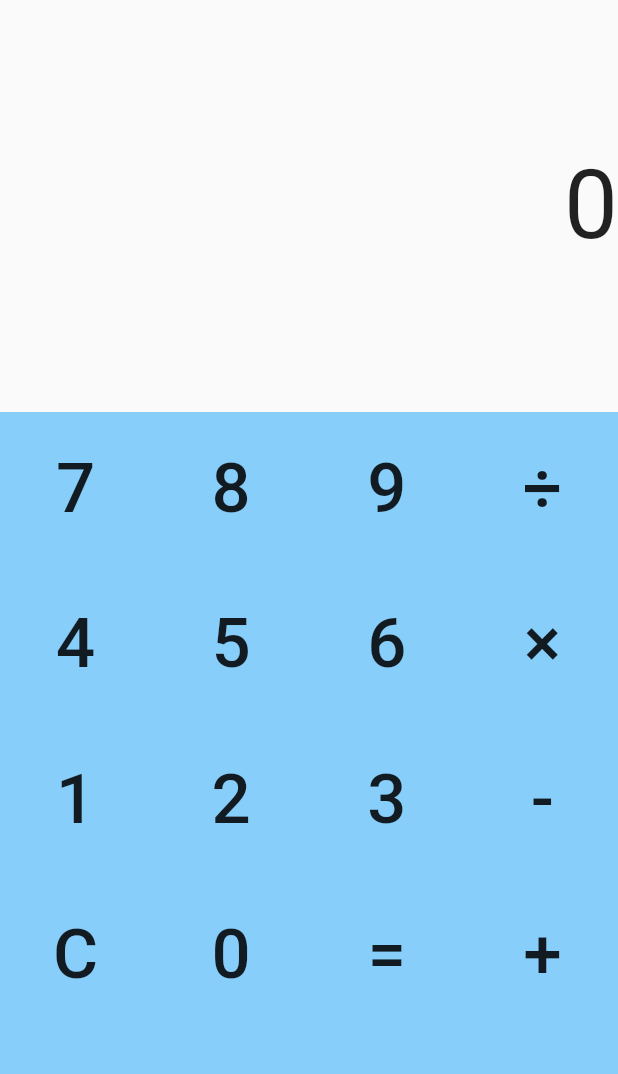
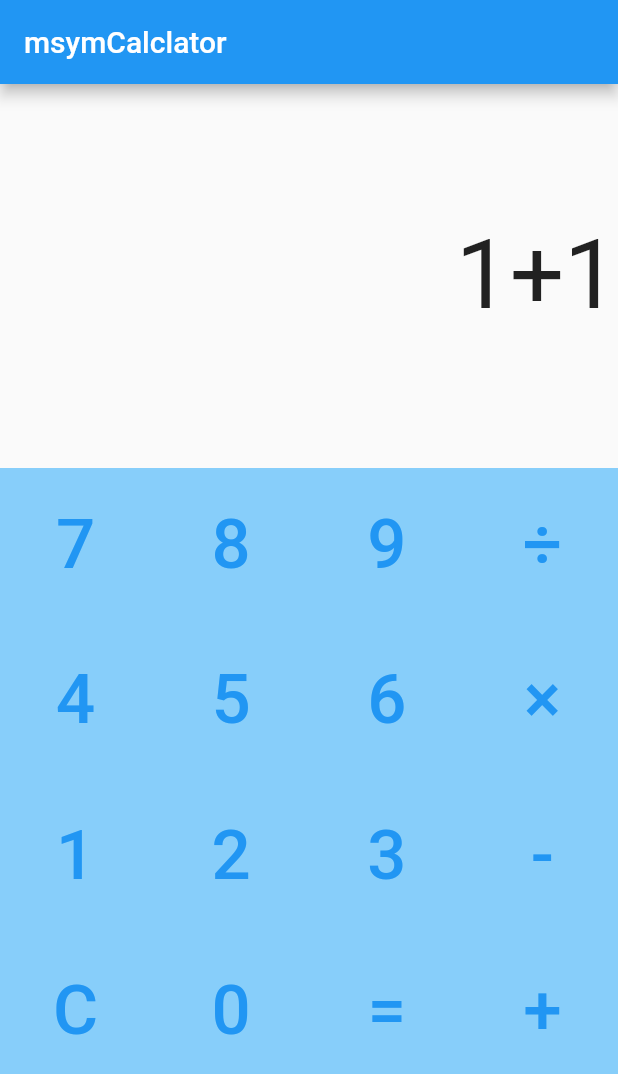
Before and after one commit to mxmx-wsus/calc_app2, a Flutter app: the screen it shows after launch, on a phone screen of 412 x 824 dp. Shown: the top 1074 px of the screen. Run offline on Flutter 3.47's test engine with Material 2 defaults, Android fonts, the phone set to English and light mode, and no system bars.

Commit message:
中途半端だった電卓機能をリセットし、コードの整理をしました。

```diff
--- a/lib/calculation.dart
+++ /dev/null
@@ -1,15 +0,0 @@
-class Calculator{
-
-    var number = new List();
-    var op = new List();
-
-  static void GetKey(String letter){
-    //　TODO キー入力　-> 配列に格納
-  }
-
-  static String Execute(){
-    int result;
-    // TODO 計算処理
-    return result.toString();
-  }
-}
--- /dev/null
+++ b/lib/keybord.dart
@@ -0,0 +1,54 @@
+import 'package:flutter/material.dart';
+
+//==============================================================================
+// キーボード
+class CalcKeyboard extends StatelessWidget {
+  const CalcKeyboard({Key? key}) : super(key : key);
+  @override
+  Widget build(BuildContext context) {
+    return Expanded(
+        flex: 2,
+        child: Center(
+            child: Container(
+              color: const Color(0xff87cefa),
+              child: GridView.count(
+                crossAxisCount: 4,
+                mainAxisSpacing: 3.0,
+                crossAxisSpacing: 3.0,
+                children: [
+                  '7', '8', '9', '÷',
+                  '4', '5', '6', '×',
+                  '1', '2', '3', '-',
+                  'C', '0', '=', '+',
+                ].map((key) {
+                  return GridTile(
+                    child: Button(key),
+                  );
+                }).toList(),
+              ),
+            )
+        )
+    );
+  }
+}
+
+// キーボタン
+class Button extends StatelessWidget {
+  // ignore: prefer_typing_uninitialized_variables
+  final _key;
+  // ignore: use_key_in_widget_constructors
+  const Button(this._key);
+  @override
+  Widget build(BuildContext context) {
+    return TextButton(
+      child: Center(
+        child: Text(
+          _key,
+          style: const TextStyle(fontSize: 46.0),
+        ),
+      ),
+      onPressed: (){
+      },
+    );
+  }
+}
--- a/lib/main.dart
+++ b/lib/main.dart
@@ -1,120 +1,42 @@
-import 'dart:async';
+// 他ファイルとの紐付け
+//「material.dart」は、マテリアルデザインのUIがまとめられたパッケージです
 import 'package:flutter/material.dart';
-import '';
+import 'keybord.dart';
+import 'text_data.dart';
+import 'textfield.dart';
 
+// main関数とはアプリの1番初めに呼び出される関数で、main関数で書いたコードが順に実行されます。
+// runApp関数でWidgetツリーの始まり（root）となるWidgetを指定できます。
+// このコードではMyAppをWidgetツリーの始まりとしています。
+// Arrow関数を使えば、main関数とrunApp関数のコードを1行にまとめることができます。
+// 例：void main() => runApp(MyApp());
 void main() {
-  runApp(MyApp());
+  runApp(const MyApp());
 }
 
+// ここのMyAppがアプリ本体となるが「StatelessWidget」はbuild関数が必要。
+// StatelessWidgetに必要なbuild関数をオーバーライドし、
+// MaterialAppインスタンスをreturnします。
+// MaterialAppに用意されている、「home」に実際にアプリ内に表示するWidgetを設定します。
+// 今回はScaffoldという、一般的なデザインの土台となるWidgetを使用しています。
 class MyApp extends StatelessWidget {
+  const MyApp({Key? key}) : super(key: key);
   @override
   Widget build(BuildContext context) {
     return MaterialApp(
-        home: Scaffold(
-            body: Column(
-              mainAxisAlignment: MainAxisAlignment.start,
-              children: [
-                TextField(),
-                Keyboard(),
-              ],
-            )
-        )
+      home: Scaffold(
+        // Scaffold内にappBarやbodyなどの箱を作成する。
+          appBar: AppBar(
+            title: const Text(TextData.appTitle),
+          ),
+          body: Column(
+            mainAxisAlignment: MainAxisAlignment.start,
+            children: const [
+              MainDisplay(),
+              CalcKeyboard(),
+            ],
+          ),
+      ),
     );
   }
-}
-
-
-
-//==============================================================================
-// 表示
-class TextField extends StatefulWidget {
-  _TextFiledState createState() => _TextFiledState();
-}
-class _TextFiledState extends State<TextField> {
-  String _expression = '0';
-
-  void _UpdateText(String letter){
-    setState((){
-      if(letter == '=' || letter == 'C')
-        _expression = '';
-      else
-        _expression += letter;
-    });
   }
-
-
-  @override
-  Widget build(BuildContext context) {
-    return Expanded(
-        flex: 1,
-        child: Container(
-          child: Align(
-            alignment: Alignment.centerRight,
-            child: Text(
-              _expression,
-              style: TextStyle(
-                fontSize: 64.0,
-              ),
-            ),
-          ),
-        )
-    );
-  }
-  static final controller = StreamController<String>();
-  @override
-  void initState() {
-    controller.stream.listen((event) => _UpdateText(event));
-  }
-}
-
-//==============================================================================
-// キーボード
-class Keyboard extends StatelessWidget {
-  @override
-  Widget build(BuildContext context) {
-    return Expanded(
-        flex: 2,
-        child: Center(
-            child: Container(
-              color: const Color(0xff87cefa),
-              child: GridView.count(
-                crossAxisCount: 4,
-                mainAxisSpacing: 3.0,
-                crossAxisSpacing: 3.0,
-                children: [
-                  '7', '8', '9', '÷',
-                  '4', '5', '6', '×',
-                  '1', '2', '3', '-',
-                  'C', '0', '=', '+',
-                ].map((key) {
-                  return GridTile(
-                    child: Button(key),
-                  );
-                }).toList(),
-              ),
-            )
-        )
-    );
-  }
-}
-// キーボタン
-class Button extends StatelessWidget {
-  final _key;
-  Button(this._key);
-  @override
-  Widget build(BuildContext context) {
-    return Container(
-        child: FlatButton(
-          child: Center(
-            child: Text(
-              _key,
-              style: TextStyle(fontSize: 46.0),
-            ),
-          ),
-          onPressed: (){
-            _TextFiledState.controller.sink.add(_key);
-          },
-        )
-    );
-  }
-}
--- /dev/null
+++ b/lib/text_data.dart
@@ -0,0 +1,5 @@
+class TextData{
+
+  static const String appTitle = 'msymCalclator';
+
+}
--- /dev/null
+++ b/lib/textfield.dart
@@ -0,0 +1,26 @@
+import 'package:flutter/material.dart';
+
+
+//==============================================================================
+// 表示
+class MainDisplay extends StatelessWidget {
+  const MainDisplay({Key? key}) : super(key : key);
+
+      final String _displayController = '1+1';
+
+  @override
+  Widget build(BuildContext context) {
+    return Expanded(
+      flex: 1,
+      child: Container(
+          alignment: Alignment.centerRight,
+          child: Text(
+              _displayController,
+              style: const TextStyle(
+                fontSize: 64.0,
+              ),
+            ),
+          ),
+    );
+  }
+}
```
